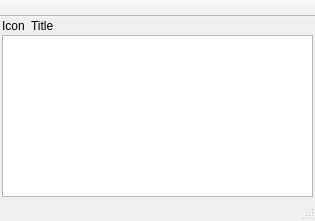
This is src/plugins/filestreamsmanager/filestreamswindow2.ui in xnamed/vacuum-im as Qt 5 draws it before an edit. The edited form follows.
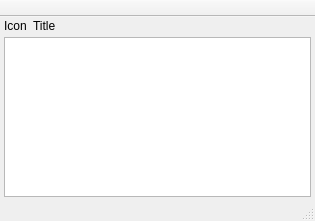
This is the edited form.

Diff of the .ui file:
```diff
--- a/src/plugins/filestreamsmanager/filestreamswindow2.ui
+++ b/src/plugins/filestreamsmanager/filestreamswindow2.ui
@@ -22,16 +22,16 @@
   <widget class="QWidget" name="centralWidget">
    <layout class="QVBoxLayout" name="verticalLayout">
     <property name="spacing">
-     <number>2</number>
+     <number>4</number>
     </property>
     <property name="leftMargin">
-     <number>2</number>
+     <number>4</number>
     </property>
     <property name="topMargin">
      <number>2</number>
     </property>
     <property name="rightMargin">
-     <number>2</number>
+     <number>4</number>
     </property>
     <property name="bottomMargin">
      <number>2</number>
```
